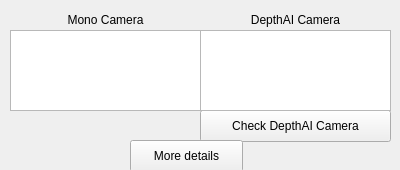
Qt form landside/catkin_ws/src/gui/resource/CameraStatusWidget.ui (DukeRobotics/robosub-ros) before a commit.
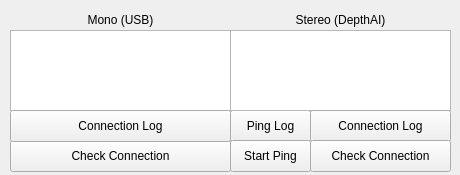
The same form after that commit.

Commit message: separate buttons for dai ping/connection

```diff
--- a/landside/catkin_ws/src/gui/resource/CameraStatusWidget.ui
+++ b/landside/catkin_ws/src/gui/resource/CameraStatusWidget.ui
@@ -6,20 +6,20 @@
    <rect>
     <x>0</x>
     <y>0</y>
-    <width>400</width>
-    <height>170</height>
+    <width>460</width>
+    <height>175</height>
    </rect>
   </property>
   <property name="minimumSize">
    <size>
-    <width>400</width>
-    <height>170</height>
+    <width>460</width>
+    <height>175</height>
    </size>
   </property>
   <property name="maximumSize">
    <size>
-    <width>400</width>
-    <height>170</height>
+    <width>460</width>
+    <height>175</height>
    </size>
   </property>
   <property name="windowTitle">
@@ -28,66 +28,90 @@
   <widget class="QPushButton" name="check_dai_camera_button">
    <property name="geometry">
     <rect>
-     <x>200</x>
+     <x>230</x>
      <y>110</y>
-     <width>191</width>
+     <width>81</width>
      <height>32</height>
     </rect>
    </property>
    <property name="text">
-    <string>Check DepthAI Camera</string>
+    <string>Ping Log</string>
    </property>
   </widget>
   <widget class="QPushButton" name="details_button">
    <property name="geometry">
     <rect>
-     <x>130</x>
+     <x>10</x>
      <y>140</y>
-     <width>113</width>
+     <width>221</width>
      <height>32</height>
     </rect>
    </property>
    <property name="text">
-    <string>More details</string>
+    <string>Check Connection</string>
    </property>
   </widget>
   <widget class="QTextEdit" name="dai_camera_text_area">
    <property name="geometry">
     <rect>
-     <x>200</x>
+     <x>230</x>
      <y>30</y>
-     <width>191</width>
+     <width>221</width>
      <height>81</height>
     </rect>
    </property>
+   <property name="font">
+    <font>
+     <pointsize>12</pointsize>
+    </font>
+   </property>
    <property name="readOnly">
     <bool>true</bool>
    </property>
+   <property name="html">
+    <string>&lt;!DOCTYPE HTML PUBLIC &quot;-//W3C//DTD HTML 4.0//EN&quot; &quot;http://www.w3.org/TR/REC-html40/strict.dtd&quot;&gt;
+&lt;html&gt;&lt;head&gt;&lt;meta name=&quot;qrichtext&quot; content=&quot;1&quot; /&gt;&lt;style type=&quot;text/css&quot;&gt;
+p, li { white-space: pre-wrap; }
+&lt;/style&gt;&lt;/head&gt;&lt;body style=&quot; font-family:'.AppleSystemUIFont'; font-size:12pt; font-weight:400; font-style:normal;&quot;&gt;
+&lt;p style=&quot;-qt-paragraph-type:empty; margin-top:0px; margin-bottom:0px; margin-left:0px; margin-right:0px; -qt-block-indent:0; text-indent:0px;&quot;&gt;&lt;br /&gt;&lt;/p&gt;&lt;/body&gt;&lt;/html&gt;</string>
+   </property>
   </widget>
   <widget class="QTextEdit" name="mono_camera_text_area">
    <property name="geometry">
     <rect>
      <x>10</x>
      <y>30</y>
-     <width>191</width>
+     <width>221</width>
      <height>81</height>
     </rect>
    </property>
+   <property name="font">
+    <font>
+     <pointsize>12</pointsize>
+    </font>
+   </property>
    <property name="readOnly">
     <bool>true</bool>
    </property>
+   <property name="html">
+    <string>&lt;!DOCTYPE HTML PUBLIC &quot;-//W3C//DTD HTML 4.0//EN&quot; &quot;http://www.w3.org/TR/REC-html40/strict.dtd&quot;&gt;
+&lt;html&gt;&lt;head&gt;&lt;meta name=&quot;qrichtext&quot; content=&quot;1&quot; /&gt;&lt;style type=&quot;text/css&quot;&gt;
+p, li { white-space: pre-wrap; }
+&lt;/style&gt;&lt;/head&gt;&lt;body style=&quot; font-family:'.AppleSystemUIFont'; font-size:12pt; font-weight:400; font-style:normal;&quot;&gt;
+&lt;p style=&quot;-qt-paragraph-type:empty; margin-top:0px; margin-bottom:0px; margin-left:0px; margin-right:0px; -qt-block-indent:0; text-indent:0px;&quot;&gt;&lt;br /&gt;&lt;/p&gt;&lt;/body&gt;&lt;/html&gt;</string>
+   </property>
   </widget>
   <widget class="QLabel" name="label">
    <property name="geometry">
     <rect>
      <x>10</x>
      <y>10</y>
-     <width>191</width>
+     <width>221</width>
      <height>20</height>
     </rect>
    </property>
    <property name="text">
-    <string>Mono Camera</string>
+    <string>Mono (USB)</string>
    </property>
    <property name="alignment">
     <set>Qt::AlignCenter</set>
@@ -96,19 +120,71 @@
   <widget class="QLabel" name="label_2">
    <property name="geometry">
     <rect>
-     <x>200</x>
+     <x>230</x>
      <y>10</y>
-     <width>191</width>
+     <width>221</width>
      <height>20</height>
     </rect>
    </property>
    <property name="text">
-    <string>DepthAI Camera</string>
+    <string>Stereo (DepthAI)</string>
    </property>
    <property name="alignment">
     <set>Qt::AlignCenter</set>
    </property>
   </widget>
+  <widget class="QPushButton" name="pushButton_3">
+   <property name="geometry">
+    <rect>
+     <x>10</x>
+     <y>110</y>
+     <width>221</width>
+     <height>32</height>
+    </rect>
+   </property>
+   <property name="text">
+    <string>Connection Log</string>
+   </property>
+  </widget>
+  <widget class="QPushButton" name="pushButton_5">
+   <property name="geometry">
+    <rect>
+     <x>230</x>
+     <y>140</y>
+     <width>81</width>
+     <height>32</height>
+    </rect>
+   </property>
+   <property name="text">
+    <string>Start Ping</string>
+   </property>
+  </widget>
+  <widget class="QPushButton" name="pushButton_4">
+   <property name="geometry">
+    <rect>
+     <x>310</x>
+     <y>110</y>
+     <width>141</width>
+     <height>32</height>
+    </rect>
+   </property>
+   <property name="text">
+    <string>Connection Log</string>
+   </property>
+  </widget>
+  <widget class="QPushButton" name="pushButton_6">
+   <property name="geometry">
+    <rect>
+     <x>310</x>
+     <y>140</y>
+     <width>141</width>
+     <height>32</height>
+    </rect>
+   </property>
+   <property name="text">
+    <string>Check Connection</string>
+   </property>
+  </widget>
  </widget>
  <resources/>
  <connections/>
```
Left out of the diff: 8 changed lines with no effect on the pictures.
